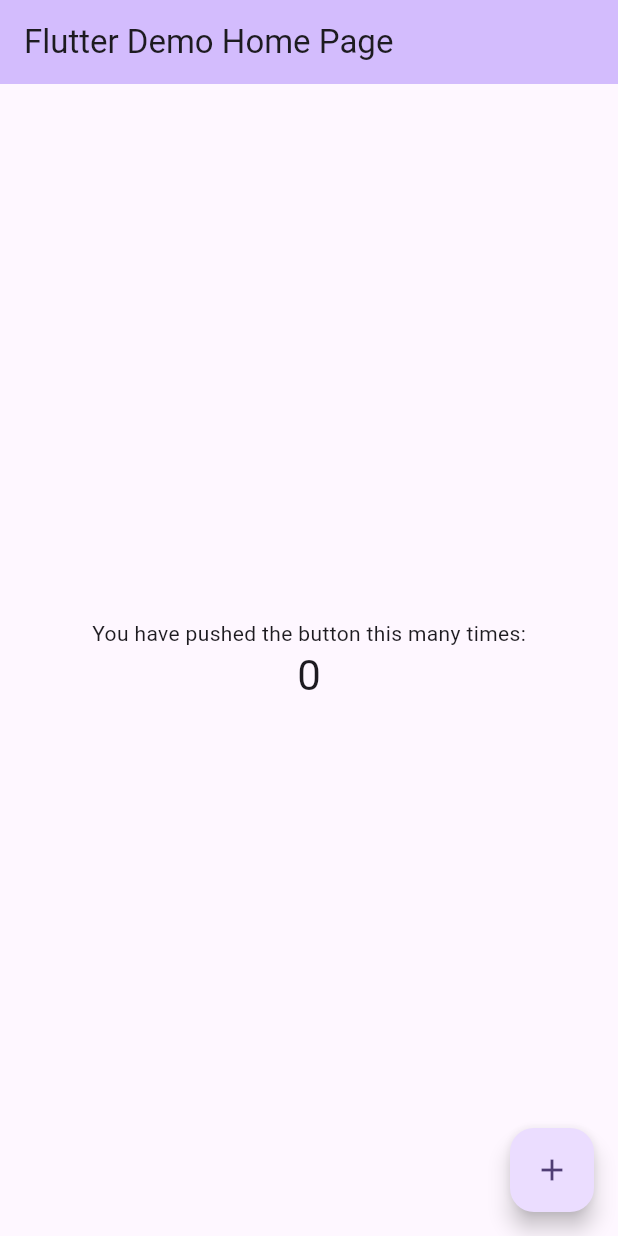
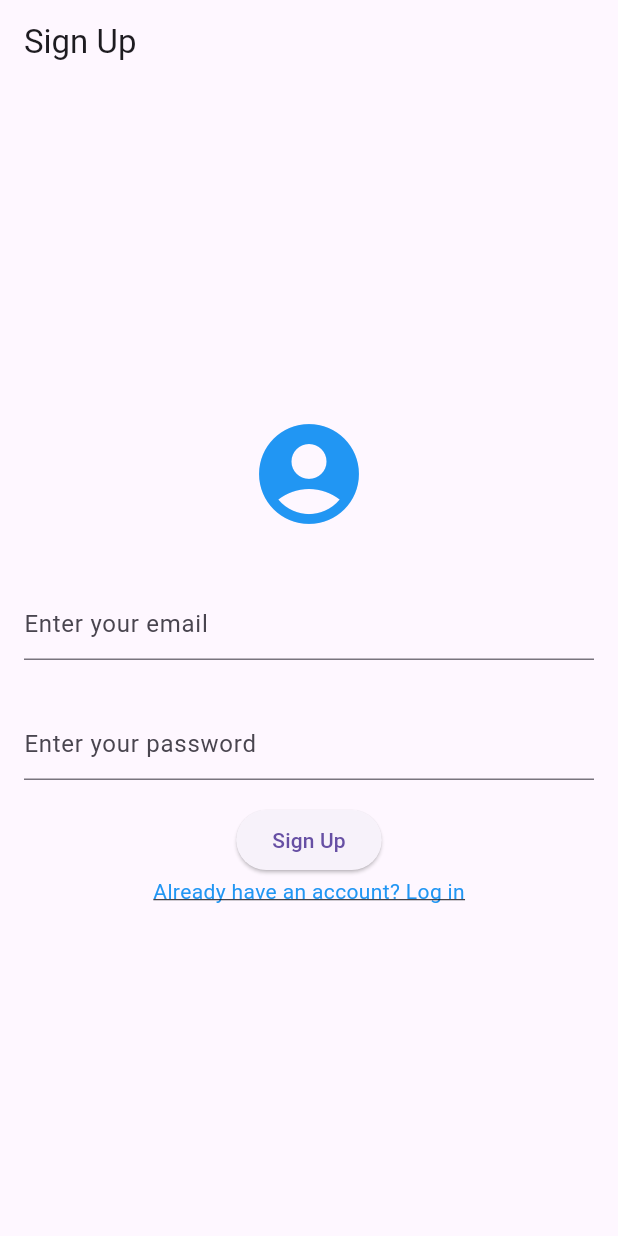
Before and after one commit to pgattic/bazapp, a Flutter app: the screen it shows after launch, on a phone screen of 412 x 824 dp. Run offline on Flutter 3.47's test engine with Material 3 defaults, Android fonts, the phone set to English and light mode, and no system bars; our stand-ins replace cloud_firestore, firebase_auth, firebase_core; accounts and stored records are empty.

Commit message:
Sign in page

```diff
--- a/lib/main.dart
+++ b/lib/main.dart
@@ -1,125 +1,40 @@
+import 'package:bazapp/home_page.dart';
 import 'package:flutter/material.dart';
+import 'package:firebase_core/firebase_core.dart';
+import 'firebase_options.dart';
+import 'package:firebase_auth/firebase_auth.dart';
 
-void main() {
+import 'signup_page.dart';
+
+Future<void> main() async {
+  await Firebase.initializeApp(
+    options: DefaultFirebaseOptions.currentPlatform,
+  );
   runApp(const MyApp());
 }
 
 class MyApp extends StatelessWidget {
   const MyApp({super.key});
 
-  // This widget is the root of your application.
   @override
   Widget build(BuildContext context) {
     return MaterialApp(
-      title: 'Flutter Demo',
-      theme: ThemeData(
-        // This is the theme of your application.
-        //
-        // TRY THIS: Try running your application with "flutter run". You'll see
-        // the application has a purple toolbar. Then, without quitting the app,
-        // try changing the seedColor in the colorScheme below to Colors.green
-        // and then invoke "hot reload" (save your changes or press the "hot
-        // reload" button in a Flutter-supported IDE, or press "r" if you used
-        // the command line to start the app).
-        //
-        // Notice that the counter didn't reset back to zero; the application
-        // state is not lost during the reload. To reset the state, use hot
-        // restart instead.
-        //
-        // This works for code too, not just values: Most code changes can be
-        // tested with just a hot reload.
-        colorScheme: ColorScheme.fromSeed(seedColor: Colors.deepPurple),
-        useMaterial3: true,
+      home: StreamBuilder<User?>(
+        stream: FirebaseAuth.instance.authStateChanges(),
+        builder: (context, snapshot) {
+          if (snapshot.connectionState == ConnectionState.active) {
+            final user = snapshot.data;
+            if (user != null) {
+              // User is authenticated, navigate to home screen.
+              return const HomePage();
+            } else {
+              // User is not authenticated, navigate to Sign Up page.
+              return SignUpPage();
+            }
+          }
+          return const CircularProgressIndicator(); // Loading state
+        },
       ),
-      home: const MyHomePage(title: 'Flutter Demo Home Page'),
     );
   }
 }
-
-class MyHomePage extends StatefulWidget {
-  const MyHomePage({super.key, required this.title});
-
-  // This widget is the home page of your application. It is stateful, meaning
-  // that it has a State object (defined below) that contains fields that affect
-  // how it looks.
-
-  // This class is the configuration for the state. It holds the values (in this
-  // case the title) provided by the parent (in this case the App widget) and
-  // used by the build method of the State. Fields in a Widget subclass are
-  // always marked "final".
-
-  final String title;
-
-  @override
-  State<MyHomePage> createState() => _MyHomePageState();
-}
-
-class _MyHomePageState extends State<MyHomePage> {
-  int _counter = 0;
-
-  void _incrementCounter() {
-    setState(() {
-      // This call to setState tells the Flutter framework that something has
-      // changed in this State, which causes it to rerun the build method below
-      // so that the display can reflect the updated values. If we changed
-      // _counter without calling setState(), then the build method would not be
-      // called again, and so nothing would appear to happen.
-      _counter++;
-    });
-  }
-
-  @override
-  Widget build(BuildContext context) {
-    // This method is rerun every time setState is called, for instance as done
-    // by the _incrementCounter method above.
-    //
-    // The Flutter framework has been optimized to make rerunning build methods
-    // fast, so that you can just rebuild anything that needs updating rather
-    // than having to individually change instances of widgets.
-    return Scaffold(
-      appBar: AppBar(
-        // TRY THIS: Try changing the color here to a specific color (to
-        // Colors.amber, perhaps?) and trigger a hot reload to see the AppBar
-        // change color while the other colors stay the same.
-        backgroundColor: Theme.of(context).colorScheme.inversePrimary,
-        // Here we take the value from the MyHomePage object that was created by
-        // the App.build method, and use it to set our appbar title.
-        title: Text(widget.title),
-      ),
-      body: Center(
-        // Center is a layout widget. It takes a single child and positions it
-        // in the middle of the parent.
-        child: Column(
-          // Column is also a layout widget. It takes a list of children and
-          // arranges them vertically. By default, it sizes itself to fit its
-          // children horizontally, and tries to be as tall as its parent.
-          //
-          // Column has various properties to control how it sizes itself and
-          // how it positions its children. Here we use mainAxisAlignment to
-          // center the children vertically; the main axis here is the vertical
-          // axis because Columns are vertical (the cross axis would be
-          // horizontal).
-          //
-          // TRY THIS: Invoke "debug painting" (choose the "Toggle Debug Paint"
-          // action in the IDE, or press "p" in the console), to see the
-          // wireframe for each widget.
-          mainAxisAlignment: MainAxisAlignment.center,
-          children: <Widget>[
-            const Text(
-              'You have pushed the button this many times:',
-            ),
-            Text(
-              '$_counter',
-              style: Theme.of(context).textTheme.headlineMedium,
-            ),
-          ],
-        ),
-      ),
-      floatingActionButton: FloatingActionButton(
-        onPressed: _incrementCounter,
-        tooltip: 'Increment',
-        child: const Icon(Icons.add),
-      ), // This trailing comma makes auto-formatting nicer for build methods.
-    );
-  }
-}
--- /dev/null
+++ b/lib/signup_page.dart
@@ -0,0 +1,103 @@
+import 'package:flutter/material.dart';
+import 'package:firebase_auth/firebase_auth.dart';
+import 'package:cloud_firestore/cloud_firestore.dart';
+
+class SignUpPage extends StatefulWidget {
+  @override
+  _SignUpPageState createState() => _SignUpPageState();
+}
+
+class _SignUpPageState extends State<SignUpPage> {
+  final FirebaseAuth _auth = FirebaseAuth.instance;
+  final FirebaseFirestore _firestore =
+      FirebaseFirestore.instance; // Initialize Firestore
+  TextEditingController _emailController = TextEditingController();
+  TextEditingController _passwordController = TextEditingController();
+
+  Future<void> _createUserWithEmailAndPassword() async {
+    try {
+      final credential = await _auth.createUserWithEmailAndPassword(
+        email: _emailController.text,
+        password: _passwordController.text,
+      );
+
+      // Create a Firestore document for the user
+      await _firestore.collection('users').doc(credential.user!.uid).set({
+        'username': '', // Set the username (you can update this later)
+        'email': credential.user!.email,
+        'password': _passwordController
+            .text, // Note: Storing passwords in plaintext is not recommended
+        'Icon': '', // Set the user's icon (you can update this later)
+        'user_info': [], // Initialize an empty list for user_info
+      });
+
+      print('User registered: ${credential.user?.email}');
+    } on FirebaseAuthException catch (e) {
+      if (e.code == 'weak-password') {
+        print('The password provided is too weak.');
+      } else if (e.code == 'email-already-in-use') {
+        print('The account already exists for that email.');
+      }
+    } catch (e) {
+      print(e);
+    }
+  }
+
+  @override
+  Widget build(BuildContext context) {
+    return Scaffold(
+      appBar: AppBar(
+        title: const Text('Sign Up'),
+      ),
+      body: Center(
+        child: Column(
+          mainAxisAlignment: MainAxisAlignment.center,
+          children: [
+            const Icon(
+              Icons.account_circle,
+              size: 80,
+              color: Colors.blue,
+            ),
+            const SizedBox(height: 20),
+            Padding(
+              padding: const EdgeInsets.all(16.0),
+              child: TextField(
+                controller: _emailController,
+                decoration: const InputDecoration(
+                  hintText: 'Enter your email',
+                ),
+              ),
+            ),
+            Padding(
+              padding: const EdgeInsets.all(16.0),
+              child: TextField(
+                controller: _passwordController,
+                obscureText: true,
+                decoration: const InputDecoration(
+                  hintText: 'Enter your password',
+                ),
+              ),
+            ),
+            ElevatedButton(
+              onPressed: _createUserWithEmailAndPassword,
+              child: const Text('Sign Up'),
+            ),
+            GestureDetector(
+              onTap: () {
+                // Navigate to Login page
+                Navigator.pushReplacementNamed(context, '/login');
+              },
+              child: const Text(
+                'Already have an account? Log in',
+                style: TextStyle(
+                  color: Colors.blue,
+                  decoration: TextDecoration.underline,
+                ),
+              ),
+            ),
+          ],
+        ),
+      ),
+    );
+  }
+}
--- a/pubspec.yaml
+++ b/pubspec.yaml
@@ -35,6 +35,9 @@ dependencies:
   # The following adds the Cupertino Icons font to your application.
   # Use with the CupertinoIcons class for iOS style icons.
   cupertino_icons: ^1.0.2
+  firebase_core: ^2.25.4
+  firebase_auth: ^4.17.4
+  cloud_firestore: ^4.15.4
 
 dev_dependencies:
   flutter_test:
```
Also changed, not shown: lib/home_page.dart (added, +32 -0 lines), lib/login_page.dart (added, +91 -0 lines), lib/firebase_options.dart (added), pubspec.lock, 8 other files.
